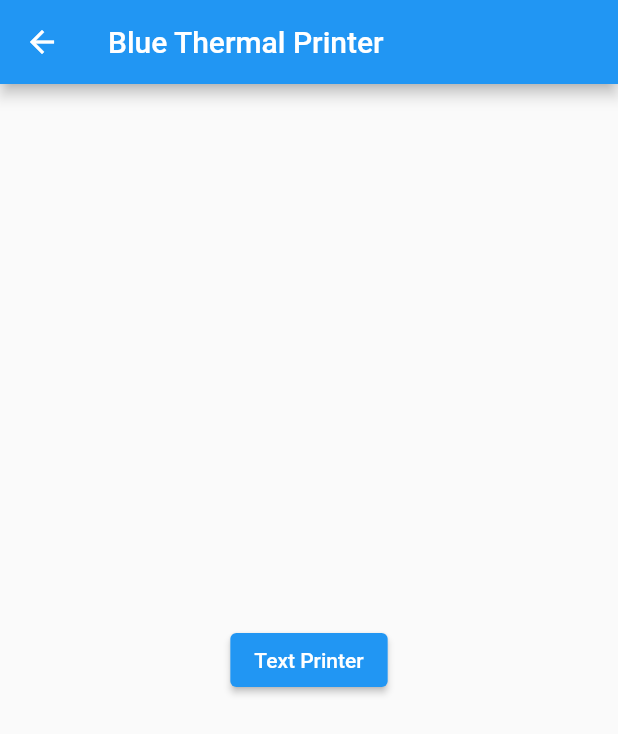
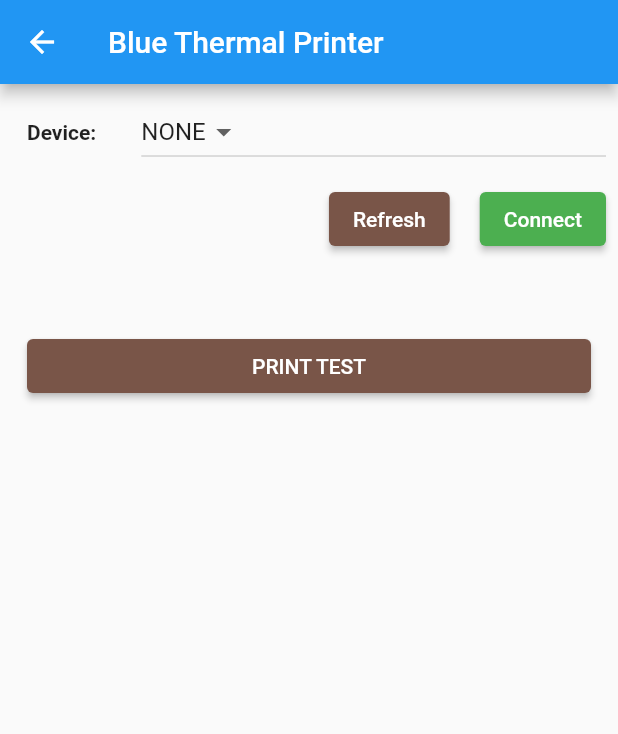
Before and after one commit to DavidMilai/Thermal-Printer, a Flutter app: the screen it shows after launch, after a tap on "Blue Thermal Printer", on a phone screen of 412 x 824 dp. Shown: the top 734 px of the screen. Run offline on Flutter 3.47's test engine with Material 2 defaults, Android fonts, the phone set to English and light mode, and no system bars; missing offline and left inert: blue_thermal_printer, esc_pos_printer, esc_pos_utils; statements that could not run were skipped.

```diff
--- a/lib/screens/blue_thermal_printer_screen.dart
+++ b/lib/screens/blue_thermal_printer_screen.dart
@@ -1,9 +1,7 @@
+import 'package:blue_thermal_printer/blue_thermal_printer.dart';
 import 'package:flutter/material.dart';
-import 'package:blue_thermal_printer_example/testprint.dart';
-import 'package:flutter/material.dart';
-import 'dart:async';
-import 'package:blue_thermal_printer/blue_thermal_printer.dart';
-import 'package:flutter/services.dart';
+
+import '../model/testprint.dart';
 
 class BlueThermalPrinterScreen extends StatefulWidget {
   const BlueThermalPrinterScreen({Key key}) : super(key: key);
@@ -17,23 +15,221 @@ class _BlueThermalPrinterScreenState extends State<BlueThermalPrinterScreen> {
   BlueThermalPrinter bluetooth = BlueThermalPrinter.instance;
 
   List<BluetoothDevice> _devices = [];
-  BluetoothDevice? _device;
+  BluetoothDevice _device;
   bool _connected = false;
   TestPrint testPrint = TestPrint();
+  Future<void> initPlatformState() async {
+    // var statusLocation = Permission.location;
+    // if (await statusLocation.isGranted != true) {
+    //   await Permission.location.request();
+    // }
+    // if (await statusLocation.isGranted) {
+    // ...
+    // } else {
+    // showDialogSayingThatThisPermissionIsRequired());
+    // }
+    bool isConnected = await bluetooth.isConnected;
+    List<BluetoothDevice> devices = [];
+    // try {
+    devices = await bluetooth.getBondedDevices();
+    // } on PlatformException {}
 
+    bluetooth.onStateChanged().listen((state) {
+      switch (state) {
+        case BlueThermalPrinter.CONNECTED:
+          setState(() {
+            _connected = true;
+            print("bluetooth device state: connected");
+          });
+          break;
+        case BlueThermalPrinter.DISCONNECTED:
+          setState(() {
+            _connected = false;
+            print("bluetooth device state: disconnected");
+          });
+          break;
+        case BlueThermalPrinter.DISCONNECT_REQUESTED:
+          setState(() {
+            _connected = false;
+            print("bluetooth device state: disconnect requested");
+          });
+          break;
+        case BlueThermalPrinter.STATE_TURNING_OFF:
+          setState(() {
+            _connected = false;
+            print("bluetooth device state: bluetooth turning off");
+          });
+          break;
+        case BlueThermalPrinter.STATE_OFF:
+          setState(() {
+            _connected = false;
+            print("bluetooth device state: bluetooth off");
+          });
+          break;
+        case BlueThermalPrinter.STATE_ON:
+          setState(() {
+            _connected = false;
+            print("bluetooth device state: bluetooth on");
+          });
+          break;
+        case BlueThermalPrinter.STATE_TURNING_ON:
+          setState(() {
+            _connected = false;
+            print("bluetooth device state: bluetooth turning on");
+          });
+          break;
+        case BlueThermalPrinter.ERROR:
+          setState(() {
+            _connected = false;
+            print("bluetooth device state: error");
+          });
+          break;
+        default:
+          print(state);
+          break;
+      }
+    });
+
+    if (!mounted) return;
+    setState(() {
+      _devices = devices;
+    });
+
+    if (isConnected == true) {
+      setState(() {
+        _connected = true;
+      });
+    }
+  }
+
+  @override
+  void initState() {
+    super.initState();
+    initPlatformState();
+  }
+
+  void _connect() {
+    if (_device != null) {
+      bluetooth.isConnected.then((isConnected) {
+        if (isConnected == false) {
+          bluetooth.connect(_device).catchError((error) {
+            setState(() => _connected = false);
+          });
+          setState(() => _connected = true);
+        }
+      });
+    } else {
+      show('No device selected.');
+    }
+  }
+
+  void _disconnect() {
+    bluetooth.disconnect();
+    setState(() => _connected = false);
+  }
+
+  Future show(
+    String message, {
+    Duration duration: const Duration(seconds: 3),
+  }) async {
+    await new Future.delayed(new Duration(milliseconds: 100));
+    ScaffoldMessenger.of(context).showSnackBar(
+      SnackBar(
+        content: Text(
+          message,
+          style: const TextStyle(color: Colors.white),
+        ),
+        duration: duration,
+      ),
+    );
+  }
+
+  List<DropdownMenuItem<BluetoothDevice>> _getDeviceItems() {
+    List<DropdownMenuItem<BluetoothDevice>> items = [];
+    if (_devices.isEmpty) {
+      items.add(DropdownMenuItem(
+        child: Text('NONE'),
+      ));
+    } else {
+      _devices.forEach((device) {
+        items.add(DropdownMenuItem(
+          child: Text(device.name ?? ""),
+          value: device,
+        ));
+      });
+    }
+    return items;
+  }
 
   @override
   Widget build(BuildContext context) {
     return Scaffold(
       appBar: AppBar(title: Text("Blue Thermal Printer")),
-      body: Container(
-        child: Center(
-          child: ElevatedButton(
-            child: Text("Text Printer"),
-            onPressed: () {
-              // testReceipt()
-            },
-          ),
+      body: Padding(
+        padding: const EdgeInsets.all(8.0),
+        child: ListView(
+          children: <Widget>[
+            Row(
+              crossAxisAlignment: CrossAxisAlignment.center,
+              mainAxisAlignment: MainAxisAlignment.start,
+              children: <Widget>[
+                const SizedBox(width: 10),
+                const Text(
+                  'Device:',
+                  style: TextStyle(
+                    fontWeight: FontWeight.bold,
+                  ),
+                ),
+                const SizedBox(width: 30),
+                Expanded(
+                  child: DropdownButton(
+                    items: _getDeviceItems(),
+                    onChanged: (BluetoothDevice value) =>
+                        setState(() => _device = value),
+                    value: _device,
+                  ),
+                ),
+              ],
+            ),
+            const SizedBox(height: 10),
+            Row(
+              crossAxisAlignment: CrossAxisAlignment.center,
+              mainAxisAlignment: MainAxisAlignment.end,
+              children: <Widget>[
+                ElevatedButton(
+                  style: ElevatedButton.styleFrom(primary: Colors.brown),
+                  onPressed: () {
+                    initPlatformState();
+                  },
+                  child: const Text(
+                    'Refresh',
+                    style: TextStyle(color: Colors.white),
+                  ),
+                ),
+                const SizedBox(width: 20),
+                ElevatedButton(
+                  style: ElevatedButton.styleFrom(
+                      primary: _connected ? Colors.red : Colors.green),
+                  onPressed: _connected ? _disconnect : _connect,
+                  child: Text(
+                    _connected ? 'Disconnect' : 'Connect',
+                    style: TextStyle(color: Colors.white),
+                  ),
+                ),
+              ],
+            ),
+            Padding(
+              padding: const EdgeInsets.only(left: 10.0, right: 10.0, top: 50),
+              child: ElevatedButton(
+                style: ElevatedButton.styleFrom(primary: Colors.brown),
+                onPressed: () {
+                  testPrint.sample();
+                },
+                child: const Text('PRINT TEST',
+                    style: TextStyle(color: Colors.white)),
+              ),
+            ),
+          ],
         ),
       ),
     );
```
Also changed, not shown: 1 other file.
